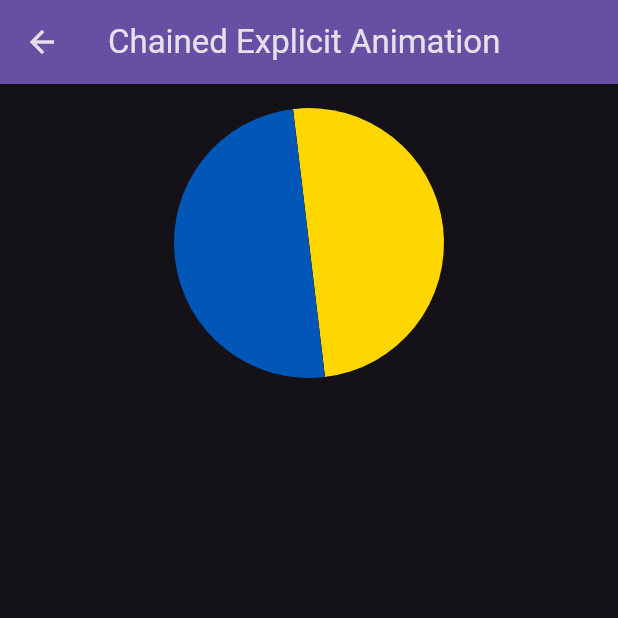
After one commit to prabeshpudasaini/flutter_animations, a Flutter app: the screen it shows after launch, after a tap on "Chained Explicit Animation", on a phone screen of 412 x 824 dp, the top half of it. The commit adds this screen. Run offline on Flutter 3.47's test engine with Material 3 defaults, Android fonts, the phone set to English and light mode, and no system bars.

Commit message:
Implemented Chained Explicit Animations

```diff
--- a/lib/basic_animation/basic_animation_view.dart
+++ b/lib/basic_animation/basic_animation_view.dart
@@ -49,8 +49,8 @@ class _BasicAnimationViewState extends State<BasicAnimationView>
                 alignment: Alignment.center,
                 transform: Matrix4.identity()..rotateY(_animation.value),
                 child: Container(
-                  width: 100,
-                  height: 100,
+                  width: 200,
+                  height: 200,
                   decoration: BoxDecoration(
                     color: Colors.blue,
                     borderRadius: BorderRadius.circular(10),
--- /dev/null
+++ b/lib/chained_explicit_animations/chained_explicit_animations_view.dart
@@ -0,0 +1,219 @@
+import 'dart:math';
+
+import 'package:flutter/material.dart';
+
+enum CircleSide {
+  left,
+  right,
+}
+
+extension ToPath on CircleSide {
+  Path toPath(Size size) {
+    final path = Path();
+
+    late Offset offset;
+    late bool clockwise;
+
+    switch (this) {
+      case CircleSide.left:
+        path.moveTo(size.width, 0);
+        offset = Offset(size.width, size.height);
+        clockwise = false;
+        break;
+      case CircleSide.right:
+        offset = Offset(0, size.height);
+        clockwise = true;
+        break;
+    }
+    path.arcToPoint(
+      offset,
+      radius: Radius.elliptical(size.width / 2, size.height / 2),
+      clockwise: clockwise,
+    );
+    path.close();
+    return path;
+  }
+}
+
+class HalfCircleClipper extends CustomClipper<Path> {
+  final CircleSide side;
+
+  const HalfCircleClipper({required this.side});
+
+  @override
+  Path getClip(Size size) => side.toPath(size);
+
+  @override
+  bool shouldReclip(covariant CustomClipper<Path> oldClipper) => true;
+}
+
+class ChainedExplicitAnimationsView extends StatefulWidget {
+  const ChainedExplicitAnimationsView({super.key});
+
+  @override
+  State<ChainedExplicitAnimationsView> createState() =>
+      _ChainedExplicitAnimationsViewState();
+}
+
+extension on VoidCallback {
+  Future<void> delayed(Duration duration) => Future.delayed(
+        duration,
+        this,
+      );
+}
+
+class _ChainedExplicitAnimationsViewState
+    extends State<ChainedExplicitAnimationsView> with TickerProviderStateMixin {
+  late AnimationController _counterClockwiseRotationController;
+  late Animation<double> _counterClockwiseRotationAnimation;
+
+  late AnimationController _flipController;
+  late Animation<double> _flipAnimation;
+
+  @override
+  void initState() {
+    super.initState();
+
+    _counterClockwiseRotationController = AnimationController(
+      vsync: this,
+      duration: const Duration(seconds: 1),
+    );
+
+    _counterClockwiseRotationAnimation = Tween<double>(
+      begin: 0,
+      end: -(pi / 2),
+    ).animate(
+      CurvedAnimation(
+        parent: _counterClockwiseRotationController,
+        curve: Curves.bounceOut,
+      ),
+    );
+
+    _flipController = AnimationController(
+      vsync: this,
+      duration: const Duration(seconds: 1),
+    );
+
+    _flipAnimation = Tween<double>(
+      begin: 0,
+      end: pi,
+    ).animate(
+      CurvedAnimation(
+        parent: _flipController,
+        curve: Curves.bounceOut,
+      ),
+    );
+
+    _counterClockwiseRotationController.addStatusListener((status) {
+      if (status == AnimationStatus.completed) {
+        _flipAnimation = Tween<double>(
+          begin: _flipAnimation.value,
+          end: _flipAnimation.value + pi,
+        ).animate(
+          CurvedAnimation(
+            parent: _flipController,
+            curve: Curves.bounceOut,
+          ),
+        );
+        _flipController
+          ..reset()
+          ..forward();
+      }
+    });
+
+    _flipController.addStatusListener((status) {
+      if (status == AnimationStatus.completed) {
+        _counterClockwiseRotationAnimation = Tween<double>(
+          begin: _counterClockwiseRotationAnimation.value,
+          end: _counterClockwiseRotationAnimation.value + -(pi / 2),
+        ).animate(
+          CurvedAnimation(
+            parent: _counterClockwiseRotationController,
+            curve: Curves.bounceOut,
+          ),
+        );
+        _counterClockwiseRotationController
+          ..reset()
+          ..forward();
+      }
+    });
+  }
+
+  @override
+  void dispose() {
+    _counterClockwiseRotationController.dispose();
+    _flipController.dispose();
+    super.dispose();
+  }
+
+  @override
+  Widget build(BuildContext context) {
+    _counterClockwiseRotationController
+      ..reset()
+      ..forward.delayed(
+        const Duration(seconds: 1),
+      );
+
+    return Scaffold(
+      appBar: AppBar(
+        backgroundColor: Theme.of(context).colorScheme.inversePrimary,
+        title: const Text('Chained Explicit Animation'),
+      ),
+      body: AnimatedBuilder(
+          animation: _counterClockwiseRotationController,
+          builder: (context, child) {
+            return Transform(
+              alignment: Alignment.center,
+              transform: Matrix4.identity()
+                ..rotateZ(
+                  _counterClockwiseRotationAnimation.value,
+                ),
+              child: Padding(
+                padding: const EdgeInsets.all(16.0),
+                child: Row(
+                  mainAxisAlignment: MainAxisAlignment.center,
+                  children: [
+                    AnimatedBuilder(
+                        animation: _flipController,
+                        builder: (context, child) {
+                          return Transform(
+                            alignment: Alignment.centerRight,
+                            transform: Matrix4.identity()
+                              ..rotateY(_flipAnimation.value),
+                            child: ClipPath(
+                              clipper: const HalfCircleClipper(
+                                  side: CircleSide.left),
+                              child: Container(
+                                color: const Color(0xFF0057B7),
+                                width: 180,
+                                height: 180,
+                              ),
+                            ),
+                          );
+                        }),
+                    AnimatedBuilder(
+                        animation: _flipController,
+                        builder: (context, child) {
+                          return Transform(
+                            alignment: Alignment.centerLeft,
+                            transform: Matrix4.identity()
+                              ..rotateY(_flipAnimation.value),
+                            child: ClipPath(
+                              clipper: const HalfCircleClipper(
+                                  side: CircleSide.right),
+                              child: Container(
+                                color: const Color(0xFFFFD700),
+                                width: 180,
+                                height: 180,
+                              ),
+                            ),
+                          );
+                        }),
+                  ],
+                ),
+              ),
+            );
+          }),
+    );
+  }
+}
--- a/lib/main.dart
+++ b/lib/main.dart
@@ -1,5 +1,6 @@
 import 'package:flutter/material.dart';
 import 'package:flutter_animation/basic_animation/basic_animation_view.dart';
+import 'package:flutter_animation/chained_explicit_animations/chained_explicit_animations_view.dart';
 
 void main() {
   runApp(const MyApp());
@@ -11,11 +12,20 @@ class MyApp extends StatelessWidget {
   @override
   Widget build(BuildContext context) {
     return MaterialApp(
-      title: 'Flutter Demo',
+      title: 'Flutter Animation',
+      // theme: ThemeData(
+      //   colorScheme: ColorScheme.fromSeed(seedColor: Colors.deepPurple),
+      //   useMaterial3: true,
+      // ),
       theme: ThemeData(
-        colorScheme: ColorScheme.fromSeed(seedColor: Colors.deepPurple),
-        useMaterial3: true,
+        brightness: Brightness.light,
       ),
+      darkTheme: ThemeData(
+        brightness: Brightness.dark,
+      ),
+      themeMode: ThemeMode.dark,
+
+      debugShowCheckedModeBanner: false,
       home: const HomePage(),
     );
   }
@@ -49,6 +59,18 @@ class _HomePageState extends State<HomePage> {
             },
           ),
         ),
+        Card(
+          child: ListTile(
+            title: const Text('Chained Explicit Animation'),
+            onTap: () {
+              Navigator.of(context).push(MaterialPageRoute(
+                builder: (context) {
+                  return const ChainedExplicitAnimationsView();
+                },
+              ));
+            },
+          ),
+        ),
       ]),
     );
   }
```
